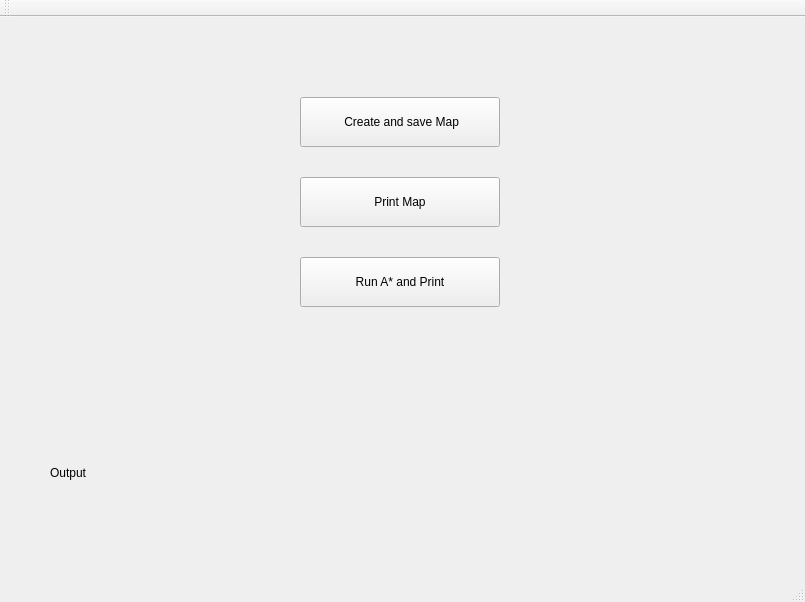
Before: the Qt Designer form Project1/mainwindow.ui in chx383141801/cs520Proj1, drawn with Qt 5.
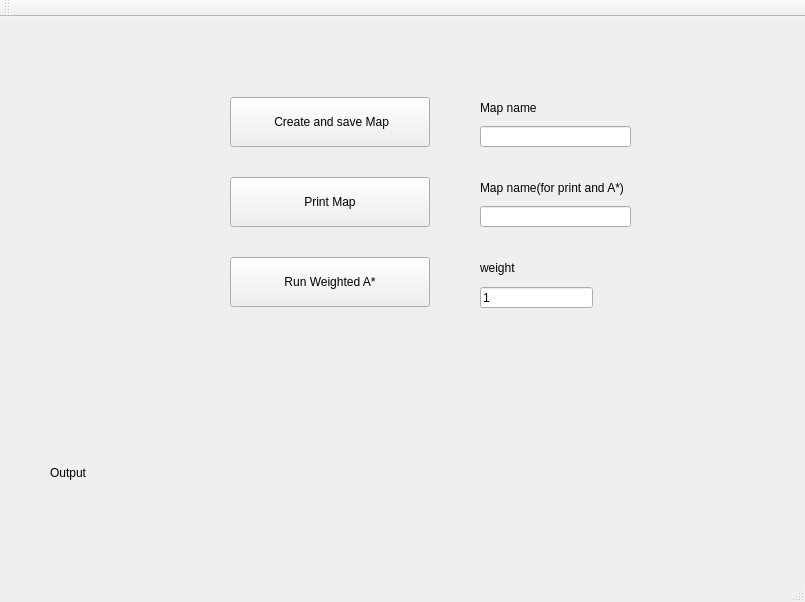
After: the same form once the commit is applied.

```diff
--- a/Project1/mainwindow.ui
+++ b/Project1/mainwindow.ui
@@ -23,7 +23,7 @@
    <widget class="QPushButton" name="bt_Create_Map">
     <property name="geometry">
      <rect>
-      <x>300</x>
+      <x>230</x>
       <y>80</y>
       <width>200</width>
       <height>50</height>
@@ -39,7 +39,7 @@
    <widget class="QPushButton" name="bt_Load_and_print">
     <property name="geometry">
      <rect>
-      <x>300</x>
+      <x>230</x>
       <y>160</y>
       <width>200</width>
       <height>50</height>
@@ -49,28 +49,12 @@
      <string>Print Map</string>
     </property>
    </widget>
-   <widget class="QPushButton" name="bt_run_A_Star">
-    <property name="geometry">
-     <rect>
-      <x>300</x>
-      <y>240</y>
-      <width>200</width>
-      <height>50</height>
-     </rect>
-    </property>
-    <property name="autoFillBackground">
-     <bool>true</bool>
-    </property>
-    <property name="text">
-     <string>Run A* and Print</string>
-    </property>
-   </widget>
    <widget class="QLabel" name="label">
     <property name="geometry">
      <rect>
       <x>50</x>
       <y>420</y>
-      <width>711</width>
+      <width>720</width>
       <height>71</height>
      </rect>
     </property>
@@ -78,6 +62,94 @@
      <string>Output</string>
     </property>
    </widget>
+   <widget class="QPushButton" name="bt_run_weighted_A_star">
+    <property name="geometry">
+     <rect>
+      <x>230</x>
+      <y>240</y>
+      <width>200</width>
+      <height>50</height>
+     </rect>
+    </property>
+    <property name="autoFillBackground">
+     <bool>true</bool>
+    </property>
+    <property name="text">
+     <string>Run Weighted A*</string>
+    </property>
+   </widget>
+   <widget class="QLineEdit" name="le_weight">
+    <property name="geometry">
+     <rect>
+      <x>480</x>
+      <y>270</y>
+      <width>113</width>
+      <height>21</height>
+     </rect>
+    </property>
+    <property name="text">
+     <string>1</string>
+    </property>
+   </widget>
+   <widget class="QLabel" name="label_2">
+    <property name="geometry">
+     <rect>
+      <x>480</x>
+      <y>240</y>
+      <width>201</width>
+      <height>21</height>
+     </rect>
+    </property>
+    <property name="text">
+     <string>weight</string>
+    </property>
+   </widget>
+   <widget class="QLineEdit" name="le_map_name">
+    <property name="geometry">
+     <rect>
+      <x>480</x>
+      <y>109</y>
+      <width>151</width>
+      <height>21</height>
+     </rect>
+    </property>
+   </widget>
+   <widget class="QLabel" name="label_3">
+    <property name="geometry">
+     <rect>
+      <x>480</x>
+      <y>80</y>
+      <width>91</width>
+      <height>21</height>
+     </rect>
+    </property>
+    <property name="text">
+     <string>Map name</string>
+    </property>
+   </widget>
+   <widget class="QLabel" name="label_4">
+    <property name="geometry">
+     <rect>
+      <x>480</x>
+      <y>160</y>
+      <width>151</width>
+      <height>21</height>
+     </rect>
+    </property>
+    <property name="text">
+     <string>Map name(for print and A*)</string>
+    </property>
+   </widget>
+   <widget class="QLineEdit" name="le_print_map_name">
+    <property name="geometry">
+     <rect>
+      <x>480</x>
+      <y>189</y>
+      <width>151</width>
+      <height>21</height>
+     </rect>
+    </property>
+   </widget>
   </widget>
   <widget class="QMenuBar" name="menuBar">
    <property name="geometry">
```
